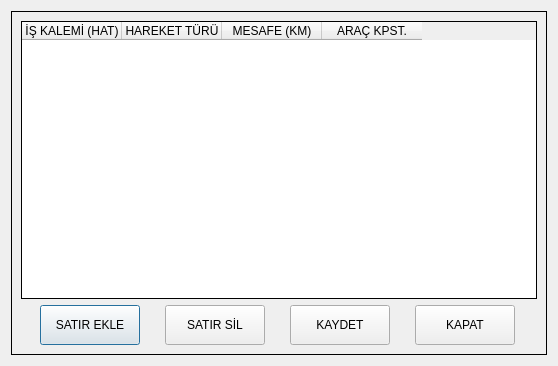
Before: the Qt Designer form ui/ui_files/hat_dialog.ui in AyhanErcan70/SATTUP, drawn with Qt 5.
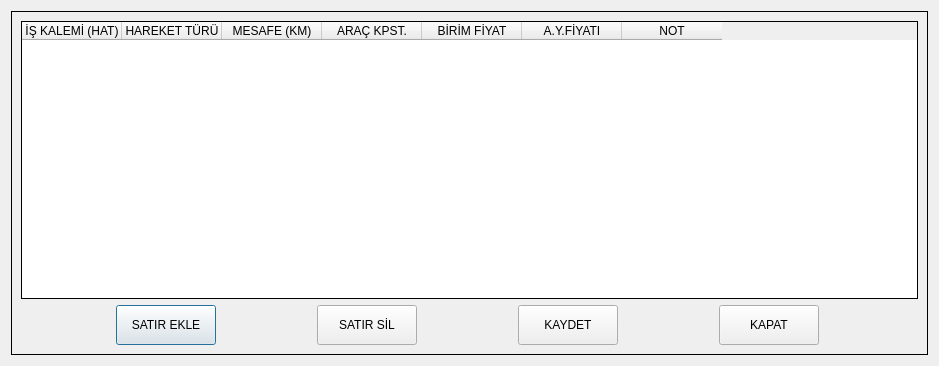
After: the same form once the commit is applied.

Patch:
```diff
--- a/ui/ui_files/hat_dialog.ui
+++ b/ui/ui_files/hat_dialog.ui
@@ -6,7 +6,7 @@
    <rect>
     <x>0</x>
     <y>0</y>
-    <width>558</width>
+    <width>939</width>
     <height>366</height>
    </rect>
   </property>
@@ -51,6 +51,21 @@
           <string>ARAÇ KPST.</string>
          </property>
         </column>
+        <column>
+         <property name="text">
+          <string>BİRİM FİYAT</string>
+         </property>
+        </column>
+        <column>
+         <property name="text">
+          <string>A.Y.FİYATI</string>
+         </property>
+        </column>
+        <column>
+         <property name="text">
+          <string>NOT</string>
+         </property>
+        </column>
        </widget>
       </item>
       <item row="1" column="0">
```
Left out of the diff: 2 changed lines with no effect on the pictures.
